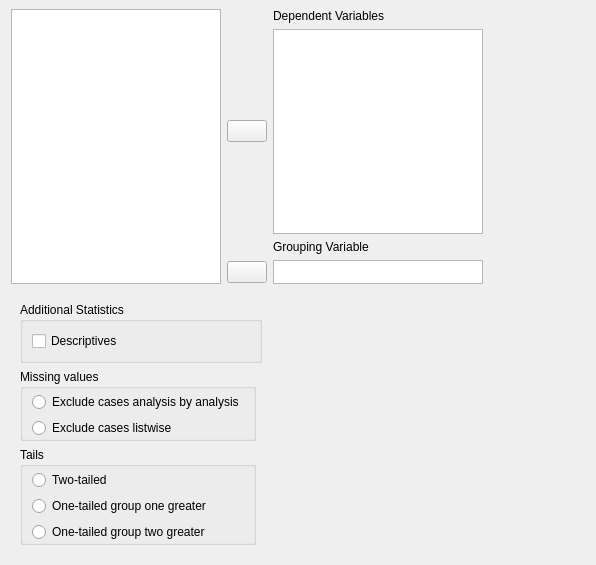
Before: the Qt Designer form JASP-Desktop/analysisforms/ttestbayesianindependentsamplesform.ui in jasp-stats/jasp-desktop, drawn with Qt 5.
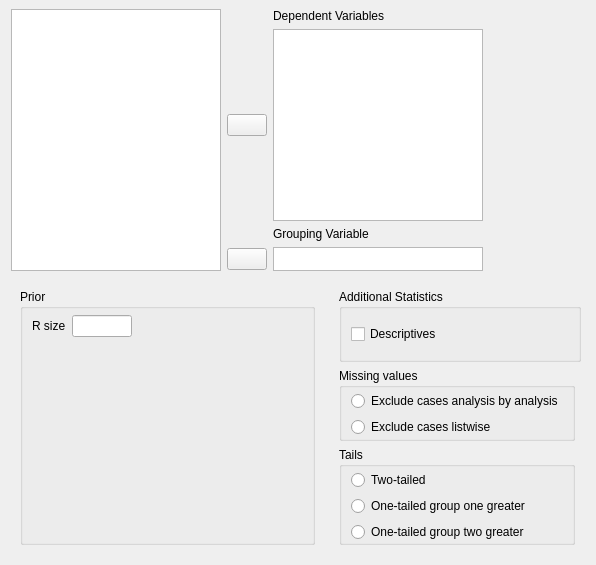
After: the same form once the commit is applied. Custom widgets are drawn as their Qt base class.

```diff
--- a/JASP-Desktop/analysisforms/ttestbayesianindependentsamplesform.ui
+++ b/JASP-Desktop/analysisforms/ttestbayesianindependentsamplesform.ui
@@ -23,7 +23,203 @@
    <property name="verticalSpacing">
     <number>0</number>
    </property>
-   <item row="0" column="0" colspan="2">
+   <item row="1" column="1" rowspan="2">
+    <widget class="QWidget" name="widget_3" native="true">
+     <layout class="QGridLayout" name="gridLayout_2">
+      <item row="0" column="0" colspan="2">
+       <widget class="QGroupBox" name="groupBox_7">
+        <property name="title">
+         <string>Additional Statistics</string>
+        </property>
+        <property name="flat">
+         <bool>true</bool>
+        </property>
+        <layout class="QGridLayout" name="gridLayout_3">
+         <item row="0" column="0" colspan="2">
+          <widget class="BoundCheckBox" name="descriptives">
+           <property name="text">
+            <string>Descriptives</string>
+           </property>
+          </widget>
+         </item>
+        </layout>
+       </widget>
+      </item>
+      <item row="1" column="0">
+       <widget class="QGroupBox" name="groupBox_9">
+        <property name="title">
+         <string>Missing values</string>
+        </property>
+        <property name="flat">
+         <bool>true</bool>
+        </property>
+        <layout class="QGridLayout" name="gridLayout_4">
+         <property name="leftMargin">
+          <number>0</number>
+         </property>
+         <property name="topMargin">
+          <number>3</number>
+         </property>
+         <property name="rightMargin">
+          <number>0</number>
+         </property>
+         <property name="bottomMargin">
+          <number>0</number>
+         </property>
+         <item row="0" column="0">
+          <widget class="BoundGroupBox" name="missingValues" native="true">
+           <layout class="QGridLayout" name="gridLayout_6">
+            <property name="topMargin">
+             <number>0</number>
+            </property>
+            <property name="bottomMargin">
+             <number>0</number>
+            </property>
+            <item row="0" column="0">
+             <widget class="QRadioButton" name="_1excludeAnalysisByAnalysis">
+              <property name="text">
+               <string>Exclude cases analysis by analysis</string>
+              </property>
+             </widget>
+            </item>
+            <item row="1" column="0">
+             <widget class="QRadioButton" name="_2excludeListwise">
+              <property name="text">
+               <string>Exclude cases listwise</string>
+              </property>
+             </widget>
+            </item>
+           </layout>
+          </widget>
+         </item>
+        </layout>
+       </widget>
+      </item>
+      <item row="2" column="0">
+       <widget class="QGroupBox" name="groupBox_10">
+        <property name="title">
+         <string>Tails</string>
+        </property>
+        <property name="flat">
+         <bool>true</bool>
+        </property>
+        <layout class="QGridLayout" name="gridLayout_7">
+         <property name="leftMargin">
+          <number>0</number>
+         </property>
+         <property name="topMargin">
+          <number>3</number>
+         </property>
+         <property name="rightMargin">
+          <number>0</number>
+         </property>
+         <property name="bottomMargin">
+          <number>0</number>
+         </property>
+         <item row="0" column="0">
+          <widget class="BoundGroupBox" name="tails" native="true">
+           <layout class="QGridLayout" name="gridLayout_9">
+            <property name="topMargin">
+             <number>0</number>
+            </property>
+            <property name="bottomMargin">
+             <number>0</number>
+            </property>
+            <item row="2" column="0">
+             <widget class="QRadioButton" name="_3oneTailedLessThan">
+              <property name="text">
+               <string>One-tailed group two greater</string>
+              </property>
+             </widget>
+            </item>
+            <item row="1" column="0">
+             <widget class="QRadioButton" name="_2oneTailedGreaterThan">
+              <property name="text">
+               <string>One-tailed group one greater</string>
+              </property>
+             </widget>
+            </item>
+            <item row="0" column="0">
+             <widget class="QRadioButton" name="_1twoTailed">
+              <property name="text">
+               <string>Two-tailed</string>
+              </property>
+             </widget>
+            </item>
+           </layout>
+          </widget>
+         </item>
+        </layout>
+       </widget>
+      </item>
+     </layout>
+    </widget>
+   </item>
+   <item row="1" column="0">
+    <widget class="QWidget" name="widget_2" native="true">
+     <layout class="QGridLayout" name="gridLayout_5">
+      <item row="0" column="0">
+       <widget class="QGroupBox" name="groupBox">
+        <property name="title">
+         <string>Prior</string>
+        </property>
+        <property name="flat">
+         <bool>true</bool>
+        </property>
+        <layout class="QGridLayout" name="gridLayout_11">
+         <property name="topMargin">
+          <number>6</number>
+         </property>
+         <item row="0" column="0">
+          <widget class="QLabel" name="label">
+           <property name="text">
+            <string>R size</string>
+           </property>
+          </widget>
+         </item>
+         <item row="0" column="1">
+          <widget class="BoundTextBox" name="rSize">
+           <property name="maximumSize">
+            <size>
+             <width>60</width>
+             <height>16777215</height>
+            </size>
+           </property>
+          </widget>
+         </item>
+         <item row="0" column="2">
+          <spacer name="horizontalSpacer_2">
+           <property name="orientation">
+            <enum>Qt::Horizontal</enum>
+           </property>
+           <property name="sizeHint" stdset="0">
+            <size>
+             <width>81</width>
+             <height>20</height>
+            </size>
+           </property>
+          </spacer>
+         </item>
+         <item row="1" column="1">
+          <spacer name="verticalSpacer">
+           <property name="orientation">
+            <enum>Qt::Vertical</enum>
+           </property>
+           <property name="sizeHint" stdset="0">
+            <size>
+             <width>20</width>
+             <height>172</height>
+            </size>
+           </property>
+          </spacer>
+         </item>
+        </layout>
+       </widget>
+      </item>
+     </layout>
+    </widget>
+   </item>
+   <item row="0" column="0" colspan="3">
     <widget class="QWidget" name="widget" native="true">
      <property name="sizePolicy">
       <sizepolicy hsizetype="Fixed" vsizetype="Preferred">
@@ -195,151 +391,6 @@
      </layout>
     </widget>
    </item>
-   <item row="1" column="0">
-    <widget class="QWidget" name="widget_3" native="true">
-     <layout class="QGridLayout" name="gridLayout_2">
-      <item row="0" column="0" colspan="2">
-       <widget class="QGroupBox" name="groupBox_7">
-        <property name="title">
-         <string>Additional Statistics</string>
-        </property>
-        <property name="flat">
-         <bool>true</bool>
-        </property>
-        <layout class="QGridLayout" name="gridLayout_3">
-         <item row="0" column="0" colspan="2">
-          <widget class="BoundCheckBox" name="descriptives">
-           <property name="text">
-            <string>Descriptives</string>
-           </property>
-          </widget>
-         </item>
-        </layout>
-       </widget>
-      </item>
-      <item row="1" column="0">
-       <widget class="QGroupBox" name="groupBox_9">
-        <property name="title">
-         <string>Missing values</string>
-        </property>
-        <property name="flat">
-         <bool>true</bool>
-        </property>
-        <layout class="QGridLayout" name="gridLayout_4">
-         <property name="leftMargin">
-          <number>0</number>
-         </property>
-         <property name="topMargin">
-          <number>3</number>
-         </property>
-         <property name="rightMargin">
-          <number>0</number>
-         </property>
-         <property name="bottomMargin">
-          <number>0</number>
-         </property>
-         <item row="0" column="0">
-          <widget class="BoundGroupBox" name="missingValues" native="true">
-           <layout class="QGridLayout" name="gridLayout_6">
-            <property name="topMargin">
-             <number>0</number>
-            </property>
-            <property name="bottomMargin">
-             <number>0</number>
-            </property>
-            <item row="0" column="0">
-             <widget class="QRadioButton" name="_1excludeAnalysisByAnalysis">
-              <property name="text">
-               <string>Exclude cases analysis by analysis</string>
-              </property>
-             </widget>
-            </item>
-            <item row="1" column="0">
-             <widget class="QRadioButton" name="_2excludeListwise">
-              <property name="text">
-               <string>Exclude cases listwise</string>
-              </property>
-             </widget>
-            </item>
-           </layout>
-          </widget>
-         </item>
-        </layout>
-       </widget>
-      </item>
-      <item row="2" column="0">
-       <widget class="QGroupBox" name="groupBox_10">
-        <property name="title">
-         <string>Tails</string>
-        </property>
-        <property name="flat">
-         <bool>true</bool>
-        </property>
-        <layout class="QGridLayout" name="gridLayout_7">
-         <property name="leftMargin">
-          <number>0</number>
-         </property>
-         <property name="topMargin">
-          <number>3</number>
-         </property>
-         <property name="rightMargin">
-          <number>0</number>
-         </property>
-         <property name="bottomMargin">
-          <number>0</number>
-         </property>
-         <item row="0" column="0">
-          <widget class="BoundGroupBox" name="tails" native="true">
-           <layout class="QGridLayout" name="gridLayout_9">
-            <property name="topMargin">
-             <number>0</number>
-            </property>
-            <property name="bottomMargin">
-             <number>0</number>
-            </property>
-            <item row="2" column="0">
-             <widget class="QRadioButton" name="_3oneTailedLessThan">
-              <property name="text">
-               <string>One-tailed group two greater</string>
-              </property>
-             </widget>
-            </item>
-            <item row="1" column="0">
-             <widget class="QRadioButton" name="_2oneTailedGreaterThan">
-              <property name="text">
-               <string>One-tailed group one greater</string>
-              </property>
-             </widget>
-            </item>
-            <item row="0" column="0">
-             <widget class="QRadioButton" name="_1twoTailed">
-              <property name="text">
-               <string>Two-tailed</string>
-              </property>
-             </widget>
-            </item>
-           </layout>
-          </widget>
-         </item>
-        </layout>
-       </widget>
-      </item>
-     </layout>
-    </widget>
-   </item>
-   <item row="1" column="1">
-    <spacer name="horizontalSpacer">
-     <property name="orientation">
-      <enum>Qt::Horizontal</enum>
-     </property>
-     <property name="sizeHint" stdset="0">
-      <size>
-       <width>150</width>
-       <height>20</height>
-      </size>
-     </property>
-    </spacer>
-   </item>
   </layout>
   <zorder>widget</zorder>
   <zorder>horizontalSpacer</zorder>
@@ -372,6 +423,11 @@
    <header>widgets/boundgroupbox.h</header>
    <container>1</container>
   </customwidget>
+  <customwidget>
+   <class>BoundTextBox</class>
+   <extends>QLineEdit</extends>
+   <header>widgets/boundtextbox.h</header>
+  </customwidget>
  </customwidgets>
  <resources/>
  <connections/>
```
Left out of the diff: 3 changed lines with no effect on the pictures.
